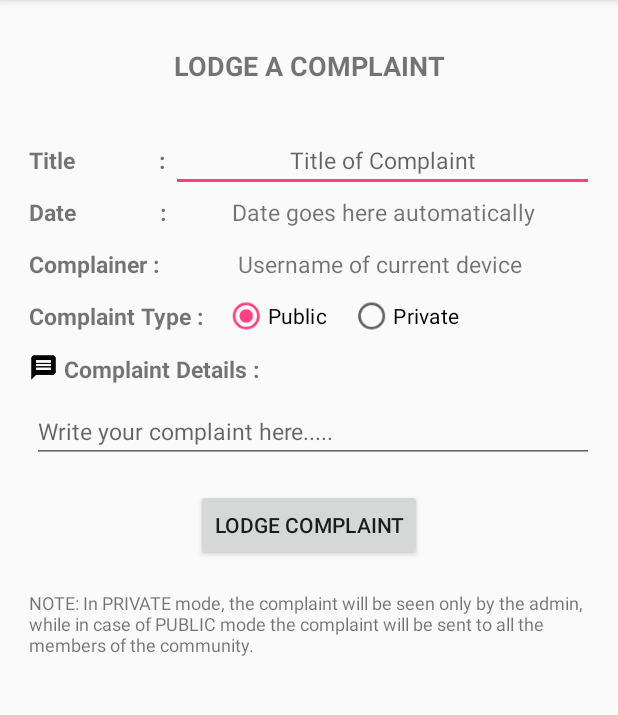
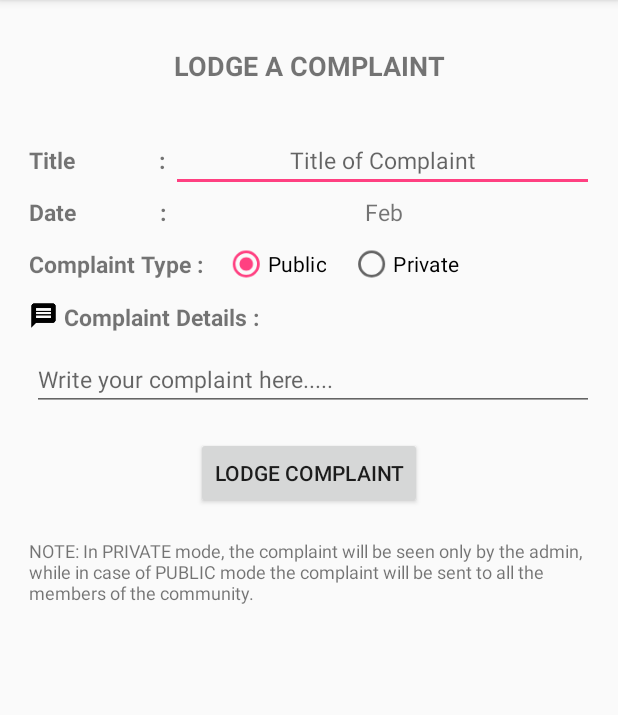
Before and after one commit to suyashmahar/Code.Fun.Do, an Android app: the CreateComplaint screen opened directly, with no data from a screen before it, on a phone screen of 412 x 824 dp, the part 84-799 px from its top. Run offline under Robolectric (Android 15) with nearby library versions, the light colour scheme and no system bars.

Commit message:
Add correct date

```diff
--- a/app/src/main/java/com/android/example/neighbours/CreateComplaint.java
+++ b/app/src/main/java/com/android/example/neighbours/CreateComplaint.java
@@ -6,7 +6,11 @@ import android.view.View;
 import android.widget.Button;
 import android.widget.EditText;
 import android.widget.RadioButton;
+import android.widget.TextView;
 import android.widget.Toast;
+
+import java.text.DateFormat;
+import java.util.Date;
 
 public class CreateComplaint extends AppCompatActivity
 {
@@ -43,6 +47,29 @@ public class CreateComplaint extends AppCompatActivity
             }
         });
 
+        TextView currentDate = (TextView) findViewById(R.id.date_complaint);
+        final String abc = DateFormat.getDateTimeInstance().format(new Date());
+        String temp="";
+        int i;
+
+        for(i=0;abc.charAt(i)!=' ';++i)
+        {
+            temp+=abc.charAt(i);
+        }
+
+        /*
+        int j=i;
+
+        for( ;j<abc.length();++j)
+        {
+            temp+=abc.charAt(j);
+        }
+          */
+
+        final String x=temp;
+
+        currentDate.setText(x);
+
         Button confirm=(Button) findViewById(R.id.send);
 
         //method to confirm complaint
@@ -58,7 +85,7 @@ public class CreateComplaint extends AppCompatActivity
                 //uploader.createAndPushNotification(new NotificationItem(detailsTextView.getText().toString(), "12:00", titleTextView.getText().toString()));
 
                 //uploader.createAndPushComplaints(new Complaint());
-                Complaint complaint=new Complaint("sample_user",details.getText().toString(),"sample_time",name.getText().toString());
+                Complaint complaint=new Complaint("sample_user",details.getText().toString(),x,name.getText().toString());
                 uploader.createAndPushComplaints(complaint);
                 Toast.makeText(getApplicationContext(), "Complaint sent", Toast.LENGTH_LONG).show();
                 finish();
--- a/app/src/main/res/layout/activity_create_complaint.xml
+++ b/app/src/main/res/layout/activity_create_complaint.xml
@@ -8,7 +8,7 @@
     android:paddingLeft="@dimen/activity_horizontal_margin"
     android:paddingRight="@dimen/activity_horizontal_margin"
     android:paddingTop="@dimen/activity_vertical_margin"
-    tools:context="com.android.example.neighbours.create_complaint">
+    tools:context="com.android.example.neighbours.CreateComplaint">
 
     <TextView
         android:layout_width="match_parent"
@@ -75,34 +75,13 @@
                 android:layout_toRightOf="@id/show_date"
                 android:id="@+id/date_complaint" />
 
-            <TextView
-                android:layout_width="wrap_content"
-                android:layout_height="wrap_content"
-                android:layout_below="@id/show_date"
-                android:layout_marginTop="13dp"
-                android:layout_alignStart="@id/show_date"
-                android:textSize="15dp"
-                android:textStyle="bold"
-                android:text="Complainer : "
-                android:id="@+id/complainer_line" />
-
-            <TextView
-                android:layout_width="match_parent"
-                android:layout_height="wrap_content"
-                android:layout_alignBaseline="@id/complainer_line"
-                android:layout_toRightOf="@id/complainer_line"
-                android:layout_centerHorizontal="true"
-                android:textSize="15dp"
-                android:text="Username of current device"
-                android:gravity="center_horizontal"
-                android:id="@+id/complainer" />
 
             <TextView
                 android:layout_width="wrap_content"
                 android:layout_height="wrap_content"
-                android:layout_alignStart="@id/complainer_line"
+                android:layout_alignStart="@id/show_date"
                 android:textSize="15dp"
-                android:layout_below="@id/complainer_line"
+                android:layout_below="@id/show_date"
                 android:layout_marginTop="13dp"
                 android:textStyle="bold"
                 android:text="Complaint Type : "
```
